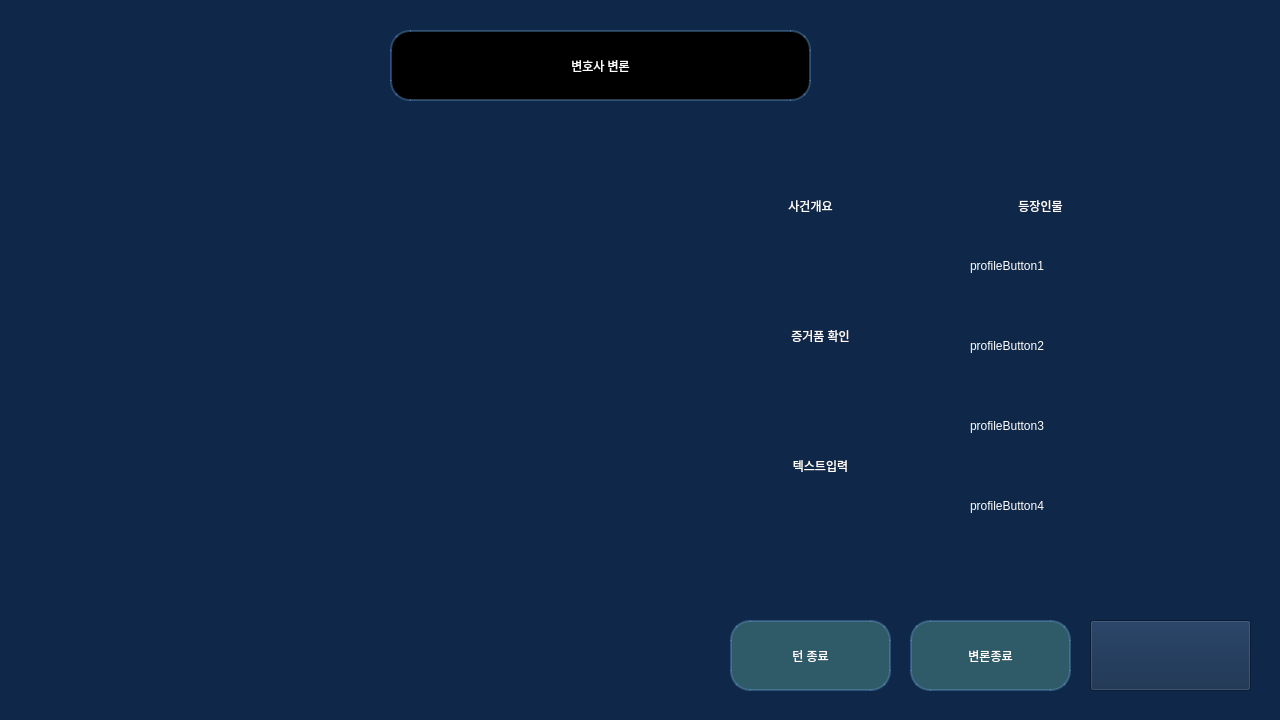
Apex-LogiCourt/pi5-local-app, file core/ui/qt_designer/lawyerWindow.ui: the form before one commit.
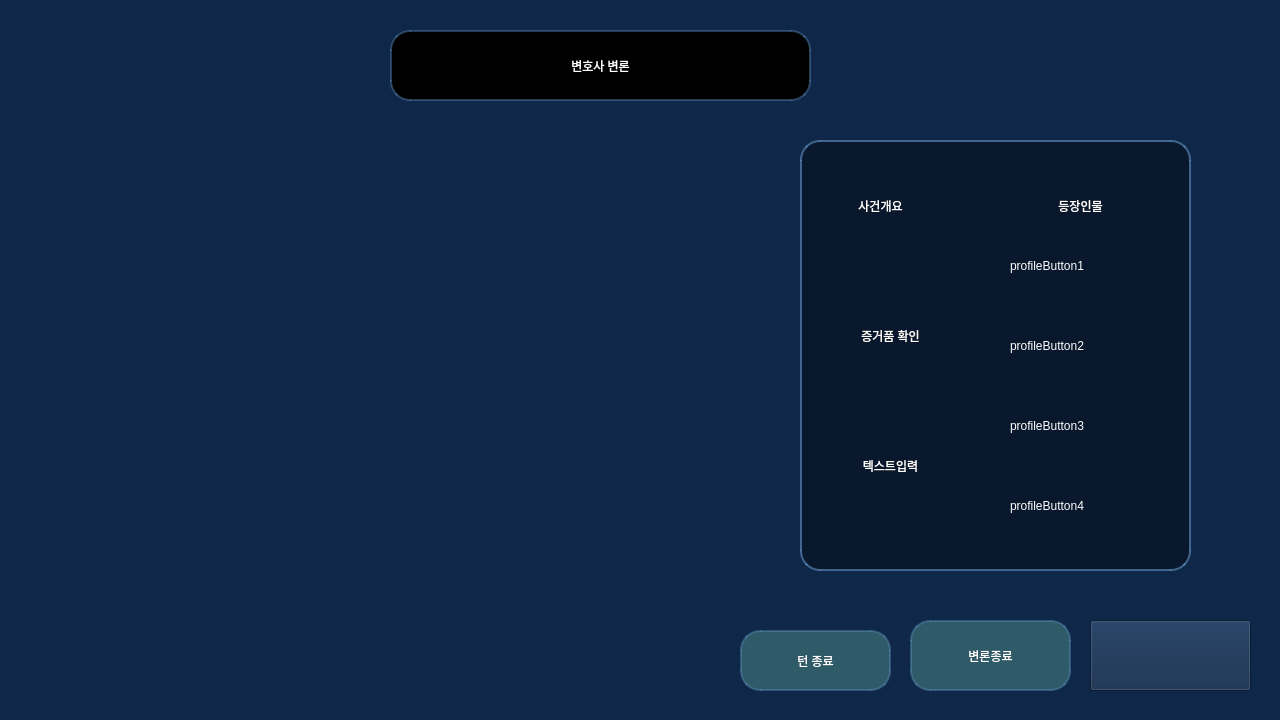
The form after the commit. Icons and pictures are not drawn.

Commit message: feat: 카드 프레임 추가 및 UI 요소 위치 조정

The edit to the form file:
```diff
--- a/core/ui/qt_designer/lawyerWindow.ui
+++ b/core/ui/qt_designer/lawyerWindow.ui
@@ -130,10 +130,33 @@
     <string>변론종료</string>
    </property>
   </widget>
+  <widget class="QFrame" name="leftCardFrame">
+   <property name="geometry">
+    <rect>
+     <x>800</x>
+     <y>140</y>
+     <width>391</width>
+     <height>431</height>
+    </rect>
+   </property>
+   <property name="styleSheet">
+    <string notr="true">QFrame{
+	background-color: rgba(0,0,0,100);
+	border: 2px solid rgba(100, 150, 200, 150);
+	border-radius: 20px;
+}</string>
+   </property>
+   <property name="frameShape">
+    <enum>QFrame::StyledPanel</enum>
+   </property>
+   <property name="frameShadow">
+    <enum>QFrame::Raised</enum>
+   </property>
+  </widget>
   <widget class="QPushButton" name="overviewButton">
    <property name="geometry">
     <rect>
-     <x>740</x>
+     <x>810</x>
      <y>180</y>
      <width>141</width>
      <height>51</height>
@@ -141,6 +164,7 @@
    </property>
    <property name="styleSheet">
     <string notr="true">QPushButton{
+	background-color: transparent;
 	color: rgb(255, 255, 255);
 	border-radius: 20px;
 	font: 20pt &quot;나눔고딕 ExtraBold&quot;;
@@ -162,7 +186,7 @@
   <widget class="QPushButton" name="evidenceButton">
    <property name="geometry">
     <rect>
-     <x>740</x>
+     <x>810</x>
      <y>310</y>
      <width>161</width>
      <height>51</height>
@@ -170,6 +194,7 @@
    </property>
    <property name="styleSheet">
     <string notr="true">QPushButton{
+	background-color: transparent;
 	color: rgb(255, 255, 255);
 	border-radius: 20px;
 	font: 20pt &quot;나눔고딕 ExtraBold&quot;;
@@ -191,7 +216,7 @@
   <widget class="QPushButton" name="textButton">
    <property name="geometry">
     <rect>
-     <x>740</x>
+     <x>810</x>
      <y>440</y>
      <width>161</width>
      <height>51</height>
@@ -199,6 +224,7 @@
    </property>
    <property name="styleSheet">
     <string notr="true">QPushButton{
+	background-color: transparent;
 	color: rgb(255, 255, 255);
 	border-radius: 20px;
 	font: 20pt &quot;나눔고딕 ExtraBold&quot;;
@@ -220,7 +246,7 @@
   <widget class="QLabel" name="profileTitleLabel">
    <property name="geometry">
     <rect>
-     <x>930</x>
+     <x>970</x>
      <y>190</y>
      <width>221</width>
      <height>31</height>
@@ -228,6 +254,7 @@
    </property>
    <property name="styleSheet">
     <string notr="true">QLabel{
+	background-color: transparent;
 	color: rgb(255, 255, 255);
 	font: 20pt &quot;나눔고딕 ExtraBold&quot;;
 }</string>
@@ -242,7 +269,7 @@
   <widget class="QPushButton" name="profileButton1">
    <property name="geometry">
     <rect>
-     <x>960</x>
+     <x>1000</x>
      <y>240</y>
      <width>170</width>
      <height>51</height>
@@ -250,8 +277,9 @@
    </property>
    <property name="styleSheet">
     <string notr="true">QPushButton{
-    text-align: left;
-    padding-left: 10px;
+	background-color: transparent;
+	text-align: left;
+	padding-left: 10px;
 	color: rgb(255, 255, 255);
 	border-radius: 20px;
 	font: 20pt &quot;나눔고딕&quot;;
@@ -273,7 +301,7 @@
   <widget class="QPushButton" name="profileButton2">
    <property name="geometry">
     <rect>
-     <x>960</x>
+     <x>1000</x>
      <y>320</y>
      <width>170</width>
      <height>51</height>
@@ -281,8 +309,9 @@
    </property>
    <property name="styleSheet">
     <string notr="true">QPushButton{
-    text-align: left;
-    padding-left: 10px;
+	background-color: transparent;
+	text-align: left;
+	padding-left: 10px;
 	color: rgb(255, 255, 255);
 	border-radius: 20px;
 	font: 20pt &quot;나눔고딕&quot;;
@@ -304,7 +333,7 @@
   <widget class="QPushButton" name="profileButton3">
    <property name="geometry">
     <rect>
-     <x>960</x>
+     <x>1000</x>
      <y>400</y>
      <width>170</width>
      <height>51</height>
@@ -312,8 +341,9 @@
    </property>
    <property name="styleSheet">
     <string notr="true">QPushButton{
-    text-align: left;
-    padding-left: 10px;
+	background-color: transparent;
+	text-align: left;
+	padding-left: 10px;
 	color: rgb(255, 255, 255);
 	border-radius: 20px;
 	font: 20pt &quot;나눔고딕&quot;;
@@ -335,7 +365,7 @@
   <widget class="QPushButton" name="profileButton4">
    <property name="geometry">
     <rect>
-     <x>960</x>
+     <x>1000</x>
      <y>480</y>
      <width>170</width>
      <height>51</height>
@@ -343,8 +373,9 @@
    </property>
    <property name="styleSheet">
     <string notr="true">QPushButton{
-    text-align: left;
-    padding-left: 10px;
+	background-color: transparent;
+	text-align: left;
+	padding-left: 10px;
 	color: rgb(255, 255, 255);
 	border-radius: 20px;
 	font: 20pt &quot;나눔고딕&quot;;
@@ -366,10 +397,10 @@
   <widget class="QPushButton" name="turnButton">
    <property name="geometry">
     <rect>
-     <x>730</x>
-     <y>620</y>
-     <width>161</width>
-     <height>71</height>
+     <x>740</x>
+     <y>630</y>
+     <width>151</width>
+     <height>61</height>
     </rect>
    </property>
    <property name="styleSheet">
```
Left out of the diff: 14 changed lines with no effect on the pictures. The commit also changes 2 other files.
